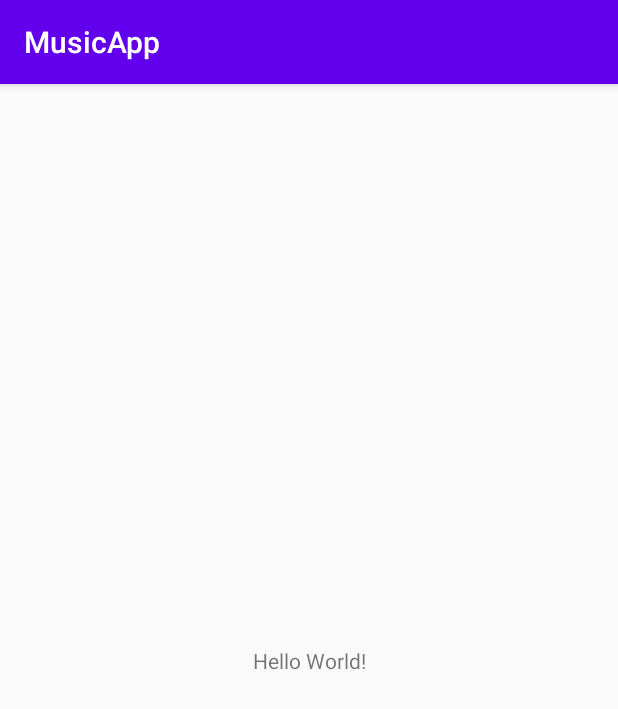
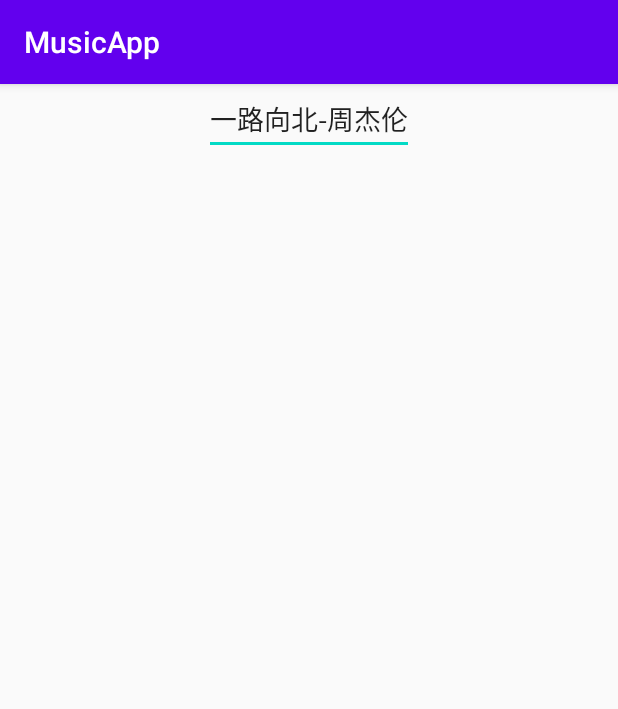
Before and after one commit to jiayibo2000/MusicApp, an Android app: the screen it shows after launch (MainActivity), on a phone screen of 412 x 824 dp. Shown: the top 709 px of the screen. Run offline under Robolectric (Android 15) with nearby library versions, the phone set to English and light mode, and no system bars.

Commit message:
播放界面

```diff
--- a/app/src/main/res/layout/activity_main.xml
+++ b/app/src/main/res/layout/activity_main.xml
@@ -2,17 +2,18 @@
 <androidx.constraintlayout.widget.ConstraintLayout xmlns:android="http://schemas.android.com/apk/res/android"
     xmlns:app="http://schemas.android.com/apk/res-auto"
     xmlns:tools="http://schemas.android.com/tools"
+    android:id="@+id/misic_player"
     android:layout_width="match_parent"
     android:layout_height="match_parent"
     tools:context=".MainActivity">
 
-    <TextView
+    <MultiAutoCompleteTextView
+        android:id="@+id/music_title"
         android:layout_width="wrap_content"
         android:layout_height="wrap_content"
-        android:text="Hello World!"
-        app:layout_constraintBottom_toBottomOf="parent"
-        app:layout_constraintLeft_toLeftOf="parent"
-        app:layout_constraintRight_toRightOf="parent"
-        app:layout_constraintTop_toTopOf="parent" />
+        android:text="一路向北-周杰伦"
+        app:layout_constraintEnd_toEndOf="parent"
+        app:layout_constraintStart_toStartOf="parent"
+        tools:layout_editor_absoluteY="16dp" />
 
 </androidx.constraintlayout.widget.ConstraintLayout>
--- a/build.gradle
+++ b/build.gradle
@@ -8,7 +8,7 @@ buildscript {
 
     }
     dependencies {
-        classpath 'com.android.tools.build:gradle:3.6.0'
+        classpath 'com.android.tools.build:gradle:3.6.3'
 
 
         // NOTE: Do not place your application dependencies here; they belong
```
